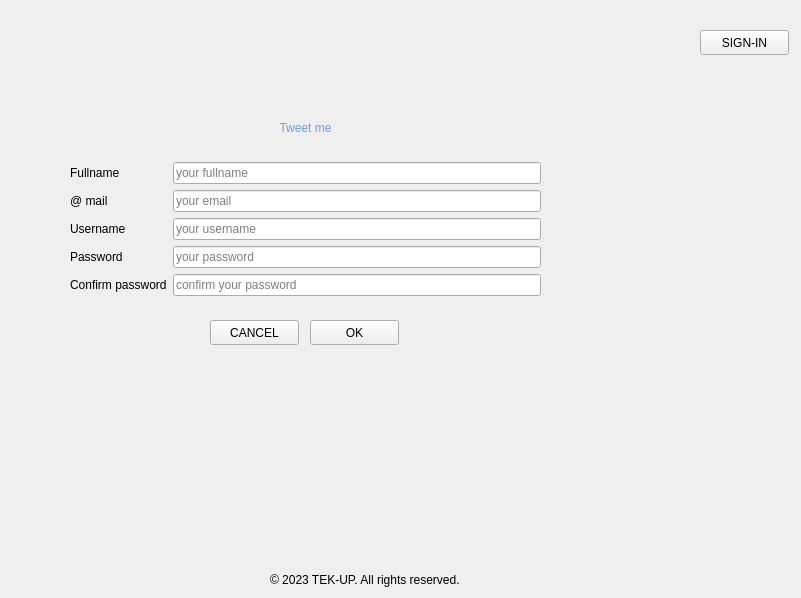
Qt form UIs/sign-up.ui (cybyacine/angry_tweet) before a commit.
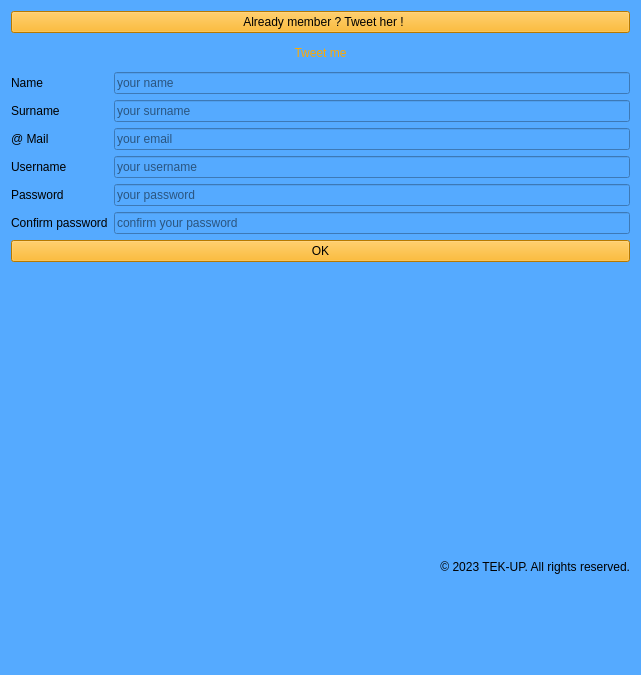
The same form after that commit. Icons and pictures are not drawn.

Diff of the .ui file:
```diff
--- a/UIs/sign-up.ui
+++ b/UIs/sign-up.ui
@@ -6,32 +6,45 @@
    <rect>
     <x>0</x>
     <y>0</y>
-    <width>801</width>
-    <height>598</height>
+    <width>641</width>
+    <height>675</height>
    </rect>
   </property>
   <property name="windowTitle">
    <string>Form</string>
   </property>
-  <widget class="QWidget" name="verticalLayoutWidget">
-   <property name="geometry">
-    <rect>
-     <x>70</x>
-     <y>100</y>
-     <width>471</width>
-     <height>196</height>
-    </rect>
-   </property>
+  <property name="styleSheet">
+   <string notr="true">background-color: rgb(85, 170, 255);</string>
+  </property>
+  <layout class="QVBoxLayout" name="verticalLayout_2">
+   <item>
+    <widget class="QPushButton" name="signInPushButton">
+     <property name="styleSheet">
+      <string notr="true">background-color: rgb(255, 170, 0);</string>
+     </property>
+     <property name="text">
+      <string>  Already member ? Tweet her !</string>
+     </property>
+     <property name="icon">
+      <iconset>
+       <normaloff>../Imgs/icon.png</normaloff>../Imgs/icon.png</iconset>
+     </property>
+    </widget>
+   </item>
+   <item>
    <layout class="QVBoxLayout" name="verticalLayout">
     <item>
      <widget class="QLabel" name="label">
       <property name="styleSheet">
        <string notr="true">font: 75 bold italic 24pt &quot;Ubuntu Condensed&quot;;
-color: rgb(98, 160, 234);</string>
+color: rgb(255, 170, 0);</string>
       </property>
       <property name="text">
        <string>Tweet me</string>
       </property>
+       <property name="textFormat">
+        <enum>Qt::PlainText</enum>
+       </property>
       <property name="alignment">
        <set>Qt::AlignCenter</set>
       </property>
@@ -39,7 +52,21 @@
     </item>
     <item>
      <layout class="QGridLayout" name="gridLayout">
-      <item row="4" column="0">
+       <item row="4" column="2">
+        <widget class="QLineEdit" name="passwordLineEdit">
+         <property name="placeholderText">
+          <string>your password</string>
+         </property>
+        </widget>
+       </item>
+       <item row="2" column="0">
+        <widget class="QLabel" name="label_3">
+         <property name="text">
+          <string>@ Mail</string>
+         </property>
+        </widget>
+       </item>
+       <item row="5" column="0">
        <widget class="QLabel" name="label_5">
         <property name="text">
          <string>Confirm password</string>
@@ -52,144 +79,107 @@
         </property>
        </widget>
       </item>
-      <item row="1" column="2">
-       <widget class="QLineEdit" name="emailLineEdit">
-        <property name="placeholderText">
-         <string>your email</string>
-        </property>
-       </widget>
-      </item>
-      <item row="1" column="0">
-       <widget class="QLabel" name="label_3">
+       <item row="0" column="2">
+        <widget class="QLineEdit" name="nameLineEdit">
         <property name="text">
-         <string>@ mail</string>
+          <string/>
+         </property>
+         <property name="placeholderText">
+          <string>your name</string>
         </property>
        </widget>
       </item>
-      <item row="3" column="0">
+       <item row="4" column="0">
        <widget class="QLabel" name="label_4">
         <property name="text">
          <string>Password</string>
         </property>
        </widget>
       </item>
-      <item row="0" column="2">
-       <widget class="QLineEdit" name="fullnameLineEdit">
-        <property name="text">
-         <string/>
-        </property>
-        <property name="placeholderText">
-         <string>your fullname</string>
-        </property>
-       </widget>
-      </item>
-      <item row="0" column="0">
-       <widget class="QLabel" name="label_2">
-        <property name="text">
-         <string>Fullname</string>
-        </property>
-       </widget>
-      </item>
-      <item row="4" column="2">
+       <item row="5" column="2">
        <widget class="QLineEdit" name="cpasswordLineEdit">
         <property name="placeholderText">
          <string>confirm your password</string>
         </property>
        </widget>
       </item>
+       <item row="0" column="0">
+        <widget class="QLabel" name="label_2">
+         <property name="text">
+          <string>Name</string>
+         </property>
+        </widget>
+       </item>
       <item row="3" column="2">
-       <widget class="QLineEdit" name="passwordLineEdit">
-        <property name="placeholderText">
-         <string>your password</string>
-        </property>
-       </widget>
-      </item>
-      <item row="2" column="0">
-       <widget class="QLabel" name="label_6">
-        <property name="text">
-         <string>Username</string>
-        </property>
-       </widget>
-      </item>
-      <item row="2" column="2">
        <widget class="QLineEdit" name="usernameLineEdit">
         <property name="placeholderText">
          <string>your username</string>
         </property>
        </widget>
       </item>
+       <item row="2" column="2">
+        <widget class="QLineEdit" name="emailLineEdit">
+         <property name="placeholderText">
+          <string>your email</string>
+         </property>
+        </widget>
+       </item>
+       <item row="3" column="0">
+        <widget class="QLabel" name="label_6">
+         <property name="text">
+          <string>Username</string>
+         </property>
+        </widget>
+       </item>
+       <item row="1" column="0">
+        <widget class="QLabel" name="label_9">
+         <property name="text">
+          <string>Surname</string>
+         </property>
+        </widget>
+       </item>
+       <item row="1" column="2">
+        <widget class="QLineEdit" name="surnameLineEdit">
+         <property name="placeholderText">
+          <string>your surname</string>
+         </property>
+        </widget>
+       </item>
      </layout>
     </item>
    </layout>
-  </widget>
+   </item>
+   <item>
+    <widget class="QPushButton" name="okPushButton">
+     <property name="styleSheet">
+      <string notr="true">background-color: rgb(255, 170, 0);</string>
+     </property>
+     <property name="text">
+      <string>OK</string>
+     </property>
+    </widget>
+   </item>
+   <item>
   <widget class="QLabel" name="label_7">
-   <property name="geometry">
-    <rect>
-     <x>370</x>
-     <y>190</y>
-     <width>411</width>
-     <height>381</height>
-    </rect>
-   </property>
    <property name="text">
     <string/>
    </property>
    <property name="pixmap">
-    <pixmap resource="../Imgs/test.qrc">:/newPrefix/tweet-me2.png</pixmap>
-   </property>
-  </widget>
+      <pixmap>../Imgs/tweet-me3.png</pixmap>
+     </property>
+    </widget>
+   </item>
+   <item>
   <widget class="QLabel" name="label_8">
-   <property name="geometry">
-    <rect>
-     <x>270</x>
-     <y>570</y>
-     <width>241</width>
-     <height>20</height>
-    </rect>
-   </property>
    <property name="text">
     <string>© 2023 TEK-UP. All rights reserved.</string>
    </property>
-  </widget>
-  <widget class="QPushButton" name="okPushButton">
-   <property name="geometry">
-    <rect>
-     <x>310</x>
-     <y>320</y>
-     <width>89</width>
-     <height>25</height>
-    </rect>
-   </property>
-   <property name="text">
-    <string>OK</string>
-   </property>
-  </widget>
-  <widget class="QPushButton" name="cancelPushButton">
-   <property name="geometry">
-    <rect>
-     <x>210</x>
-     <y>320</y>
-     <width>89</width>
-     <height>25</height>
-    </rect>
-   </property>
-   <property name="text">
-    <string>CANCEL</string>
-   </property>
-  </widget>
-  <widget class="QPushButton" name="signInPushButton">
-   <property name="geometry">
-    <rect>
-     <x>700</x>
-     <y>30</y>
-     <width>89</width>
-     <height>25</height>
-    </rect>
-   </property>
-   <property name="text">
-    <string>SIGN-IN</string>
-   </property>
-  </widget>
+     <property name="alignment">
+      <set>Qt::AlignRight|Qt::AlignTrailing|Qt::AlignVCenter</set>
+     </property>
+    </widget>
+   </item>
+  </layout>
   <zorder>label_7</zorder>
   <zorder>verticalLayoutWidget</zorder>
   <zorder>label_8</zorder>
```
Left out of the diff: 9 changed lines with no effect on the pictures. Lines whose indentation alone changed are shown as unchanged.
